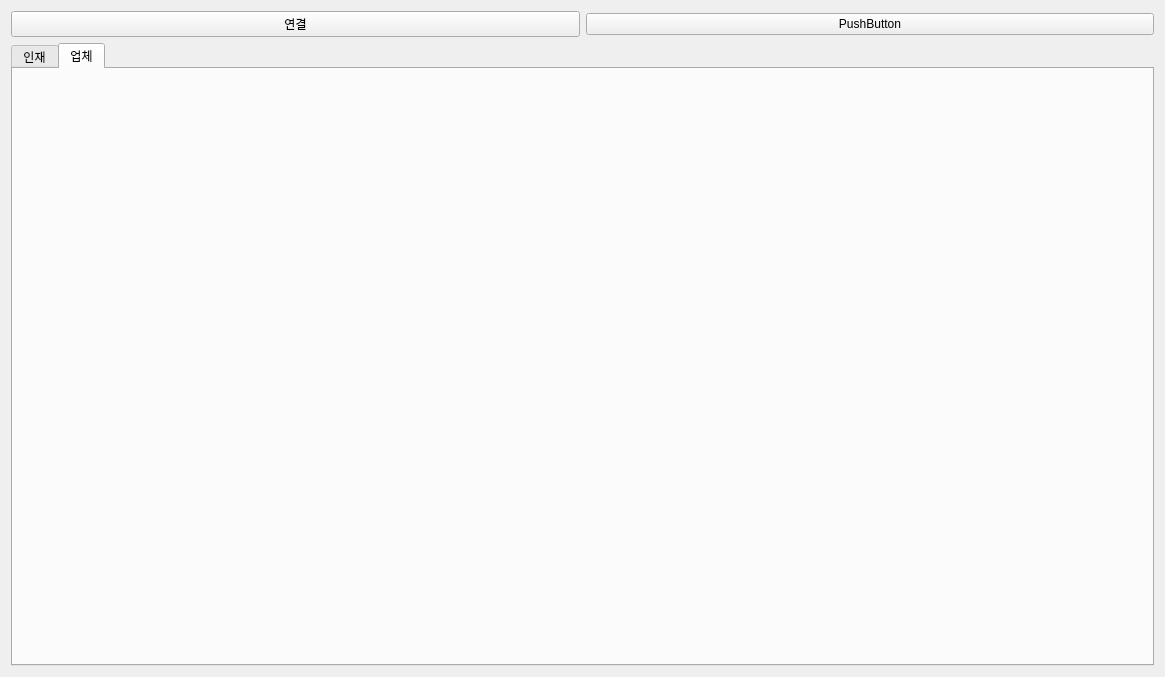
First picture: the form in mainwindow.ui, repository Hyuntae-Lee/HRM, before the edit.
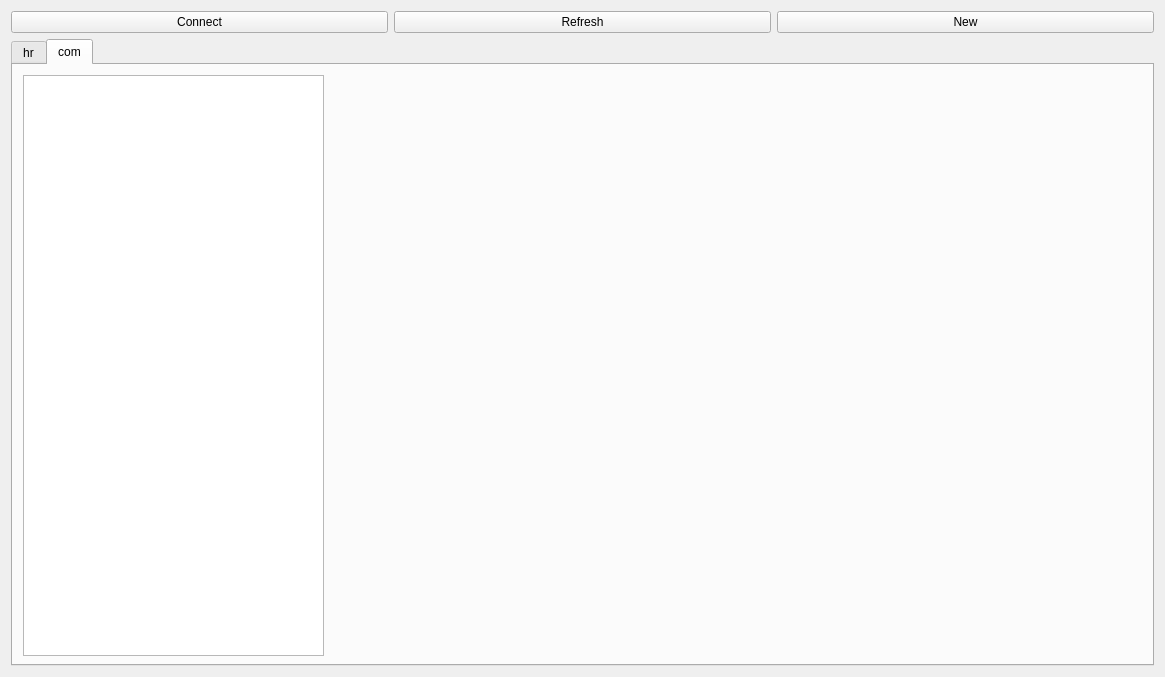
Second picture: the form after the edit.

What changed in the file:
```diff
--- a/mainwindow.ui
+++ b/mainwindow.ui
@@ -20,14 +20,21 @@
       <item>
        <widget class="QPushButton" name="pushButton_connectDB">
         <property name="text">
-         <string>연결</string>
+         <string>Connect</string>
         </property>
        </widget>
       </item>
       <item>
        <widget class="QPushButton" name="pushButton_2">
         <property name="text">
-         <string>PushButton</string>
+         <string>Refresh</string>
+        </property>
+       </widget>
+      </item>
+      <item>
+       <widget class="QPushButton" name="pushButton_newWorker">
+        <property name="text">
+         <string>New</string>
         </property>
        </widget>
       </item>
@@ -40,13 +47,23 @@
       </property>
       <widget class="QWidget" name="tab_hr">
        <attribute name="title">
-        <string>인재</string>
+        <string>hr</string>
        </attribute>
       </widget>
       <widget class="QWidget" name="tab_company">
        <attribute name="title">
-        <string>업체</string>
+        <string>com</string>
        </attribute>
+       <widget class="QListView" name="listView_hr">
+        <property name="geometry">
+         <rect>
+          <x>10</x>
+          <y>10</y>
+          <width>301</width>
+          <height>581</height>
+         </rect>
+        </property>
+       </widget>
       </widget>
      </widget>
     </item>
```
Left out of the diff: 2 changed lines with no effect on the pictures.
